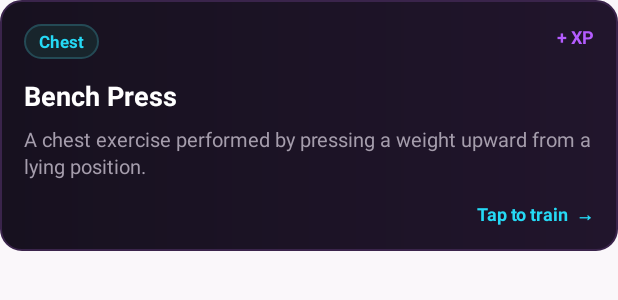
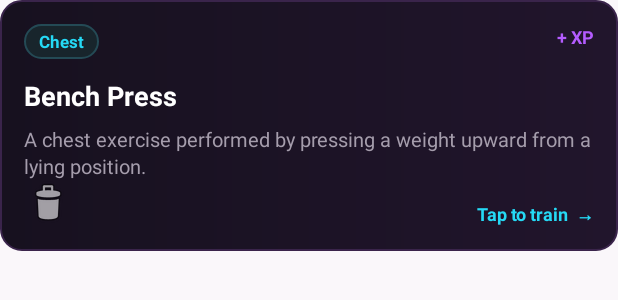
Before and after one commit to Moe-Alex/Gym-League, an Android app: the layout item_exercise.xml on its own in the app's theme, with its tools: preview values and no code run, on a phone screen of 412 x 824 dp. Shown: the top 300 px of the screen. Run offline under Robolectric (Android 15) with nearby library versions, the phone set to English and light mode, and no system bars.

Commit message:
Added delete button the exercise layout

```diff
--- a/GymLeagueApp/app/src/main/res/layout/item_exercise.xml
+++ b/GymLeagueApp/app/src/main/res/layout/item_exercise.xml
@@ -80,4 +80,15 @@
         app:layout_constraintEnd_toEndOf="parent"
         app:layout_constraintTop_toBottomOf="@id/tvExerciseDescription" />
 
+    <!-- Delete button -->
+    <ImageButton
+        android:id="@+id/btnDeleteExercise"
+        android:layout_width="32dp"
+        android:layout_height="32dp"
+        android:background="@android:color/transparent"
+        android:contentDescription="Delete exercise"
+        android:src="@android:drawable/ic_menu_delete"
+        app:layout_constraintBottom_toBottomOf="parent"
+        app:layout_constraintStart_toStartOf="parent" />
+
 </androidx.constraintlayout.widget.ConstraintLayout>
```
